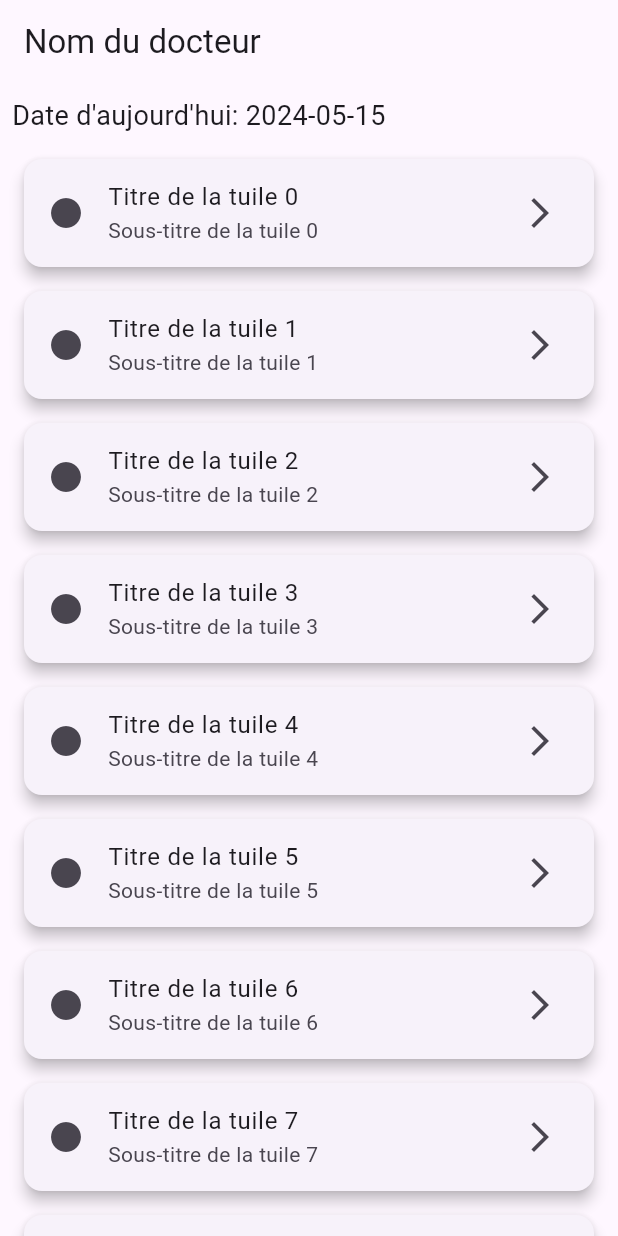
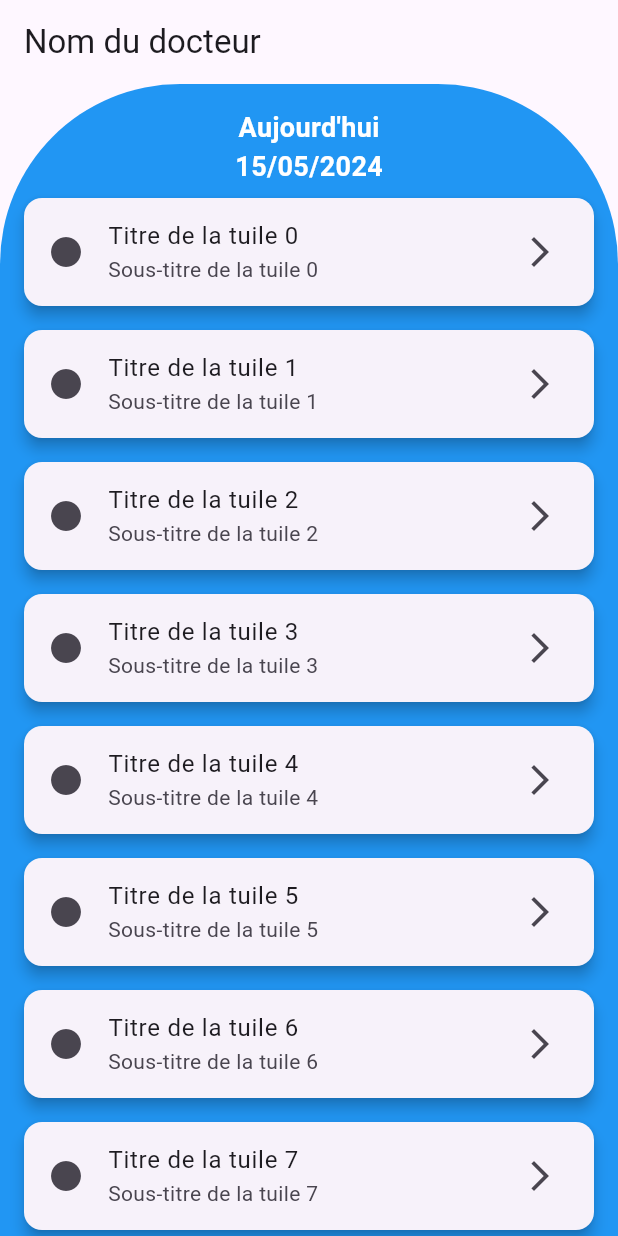
Before and after one commit to VincePaulin/SoigneMoiMobile, a Flutter app: the screen it shows after launch, on a phone screen of 412 x 824 dp. Run offline on Flutter 3.47's test engine with Material 3 defaults, Android fonts, the light colour scheme and no system bars; our stand-ins replace go_router.

Commit message:
feat: date today format

```diff
--- a/lib/screens/home_page.dart
+++ b/lib/screens/home_page.dart
@@ -1,29 +1,64 @@
 import 'package:flutter/material.dart';
+import 'package:intl/intl.dart'; // Importez la bibliothèque intl
 
 class HomePage extends StatelessWidget {
   const HomePage({super.key});
 
   @override
   Widget build(BuildContext context) {
+    // Format de la date
+    String formattedDate = DateFormat('dd/MM/yyyy').format(DateTime.now());
+
     return MaterialApp(
       home: Scaffold(
         appBar: AppBar(
           title: Row(
-            children: [
+            children: const [
               Text('Nom du docteur'),
               Spacer(),
               //Icon(Icons.logo),
             ],
           ),
         ),
-        body: Column(
+        body: Stack(
+          children: [
+            Positioned.fill(
+              child: Container(
+                decoration: const BoxDecoration(
+                  color: Colors.blue,
+                  borderRadius: BorderRadius.only(
+                    topLeft: Radius.circular(120),
+                    topRight: Radius.circular(120),
+                  ),
+                ),
+              ),
+            ),
+            Column(
               crossAxisAlignment: CrossAxisAlignment.start,
               children: [
-            Padding(
-              padding: const EdgeInsets.all(8.0),
-              child: Text(
-                'Date d\'aujourd\'hui: ${DateTime.now().toString().split(' ')[0]}',
-                style: TextStyle(fontSize: 18),
+                Container(
+                  padding: const EdgeInsets.only(top: 16),
+                  child: Center(
+                    child: Column(
+                      children: [
+                        Text(
+                          "Aujourd'hui",
+                          style: const TextStyle(
+                            fontSize: 18,
+                            fontWeight: FontWeight.bold,
+                            color: Colors.white,
+                          ),
+                        ),
+                        Text(
+                          formattedDate,
+                          style: const TextStyle(
+                            fontSize: 18,
+                            fontWeight: FontWeight.bold,
+                            color: Colors.white,
+                          ),
+                        ),
+                      ],
+                    ),
                   ),
                 ),
                 Expanded(
@@ -32,8 +67,8 @@ class HomePage extends StatelessWidget {
                     itemBuilder: (context, index) {
                       return Card(
                         elevation: 4, // Raising for shadow effect
-                    margin:
-                        const EdgeInsets.symmetric(vertical: 8, horizontal: 16),
+                        margin: const EdgeInsets.symmetric(
+                            vertical: 8, horizontal: 16),
                         child: ListTile(
                           title: Text('Titre de la tuile $index'),
                           subtitle: Text('Sous-titre de la tuile $index'),
@@ -49,6 +84,8 @@ class HomePage extends StatelessWidget {
                 ),
               ],
             ),
+          ],
+        ),
       ),
     );
   }
--- a/pubspec.yaml
+++ b/pubspec.yaml
@@ -32,6 +32,7 @@ dependencies:
     sdk: flutter
 
   go_router: ^13.2.4
+  intl: ^0.19.0
 
 
   # The following adds the Cupertino Icons font to your application.
```
Also changed, not shown: pubspec.lock. Lines whose indentation alone changed are shown as unchanged.
